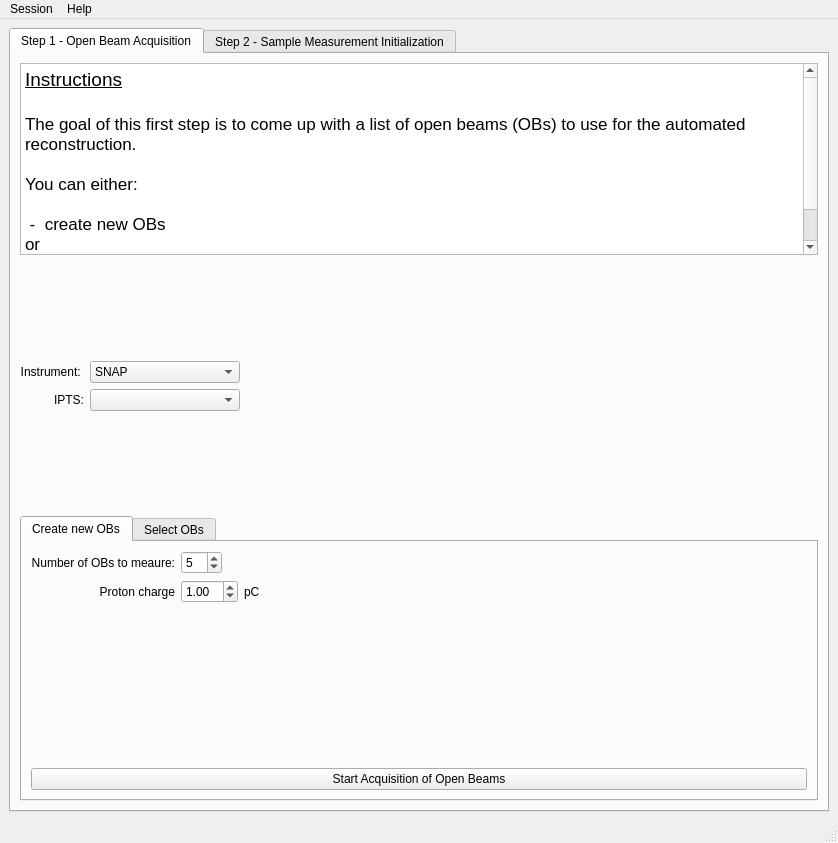
First picture: the form in src/asui/ui/main_application.ui, repository ornlneutronimaging/HyperCTui, before the edit.
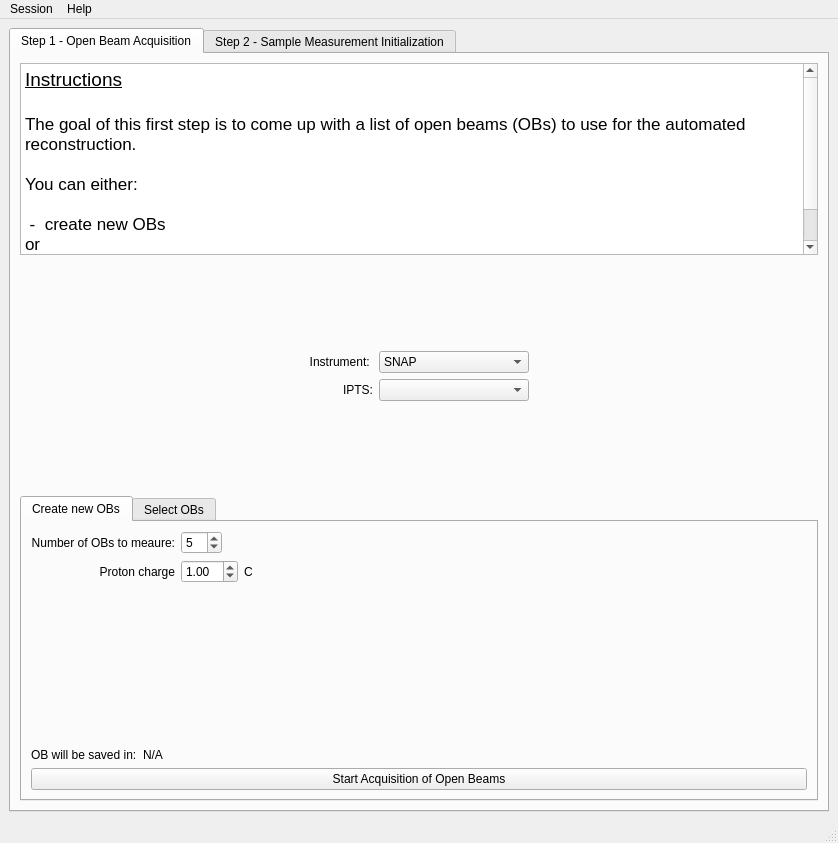
Second picture: the form after the edit. The open tabs and pages were chosen to show the change. Icons and pictures are not drawn.

Commit message: Added location where the OB will be created and improved ux. this refs #5

```diff
--- a/src/asui/ui/main_application.ui
+++ b/src/asui/ui/main_application.ui
@@ -69,7 +69,7 @@
         </item>
         <item>
          <layout class="QGridLayout" name="gridLayout">
-          <item row="0" column="2">
+          <item row="0" column="3">
            <spacer name="horizontalSpacer_2">
             <property name="orientation">
              <enum>Qt::Horizontal</enum>
@@ -82,7 +82,7 @@
             </property>
            </spacer>
           </item>
-          <item row="0" column="0">
+          <item row="0" column="1">
            <widget class="QLabel" name="label">
             <property name="text">
              <string>Instrument: </string>
@@ -92,10 +92,10 @@
             </property>
            </widget>
           </item>
-          <item row="1" column="1">
+          <item row="1" column="2">
            <widget class="QComboBox" name="step1_ipts_comboBox"/>
           </item>
-          <item row="1" column="0">
+          <item row="1" column="1">
            <widget class="QLabel" name="label_2">
             <property name="text">
              <string>IPTS:</string>
@@ -105,7 +105,7 @@
             </property>
            </widget>
           </item>
-          <item row="0" column="1">
+          <item row="0" column="2">
            <widget class="QComboBox" name="step1_instrument_comboBox">
             <property name="minimumSize">
              <size>
@@ -125,6 +125,19 @@
             </item>
            </widget>
           </item>
+          <item row="0" column="0">
+           <spacer name="horizontalSpacer_4">
+            <property name="orientation">
+             <enum>Qt::Horizontal</enum>
+            </property>
+            <property name="sizeHint" stdset="0">
+             <size>
+              <width>40</width>
+              <height>20</height>
+             </size>
+            </property>
+           </spacer>
+          </item>
          </layout>
         </item>
         <item>
@@ -217,7 +230,7 @@
               <item row="1" column="3">
                <widget class="QLabel" name="label_5">
                 <property name="text">
-                 <string>pC</string>
+                 <string>C</string>
                 </property>
                </widget>
               </item>
@@ -249,6 +262,30 @@
               </property>
              </spacer>
             </item>
+            <item>
+             <layout class="QHBoxLayout" name="horizontalLayout_2">
+              <item>
+               <widget class="QLabel" name="label_7">
+                <property name="text">
+                 <string>OB will be saved in:</string>
+                </property>
+               </widget>
+              </item>
+              <item>
+               <widget class="QLabel" name="location_of_ob_created">
+                <property name="sizePolicy">
+                 <sizepolicy hsizetype="Expanding" vsizetype="Preferred">
+                  <horstretch>0</horstretch>
+                  <verstretch>0</verstretch>
+                 </sizepolicy>
+                </property>
+                <property name="text">
+                 <string>N/A</string>
+                </property>
+               </widget>
+              </item>
+             </layout>
+            </item>
             <item>
              <layout class="QHBoxLayout" name="horizontalLayout">
               <item>
```
Left out of the diff: 50 changed lines with no effect on the pictures. The commit also changes 4 other files.
